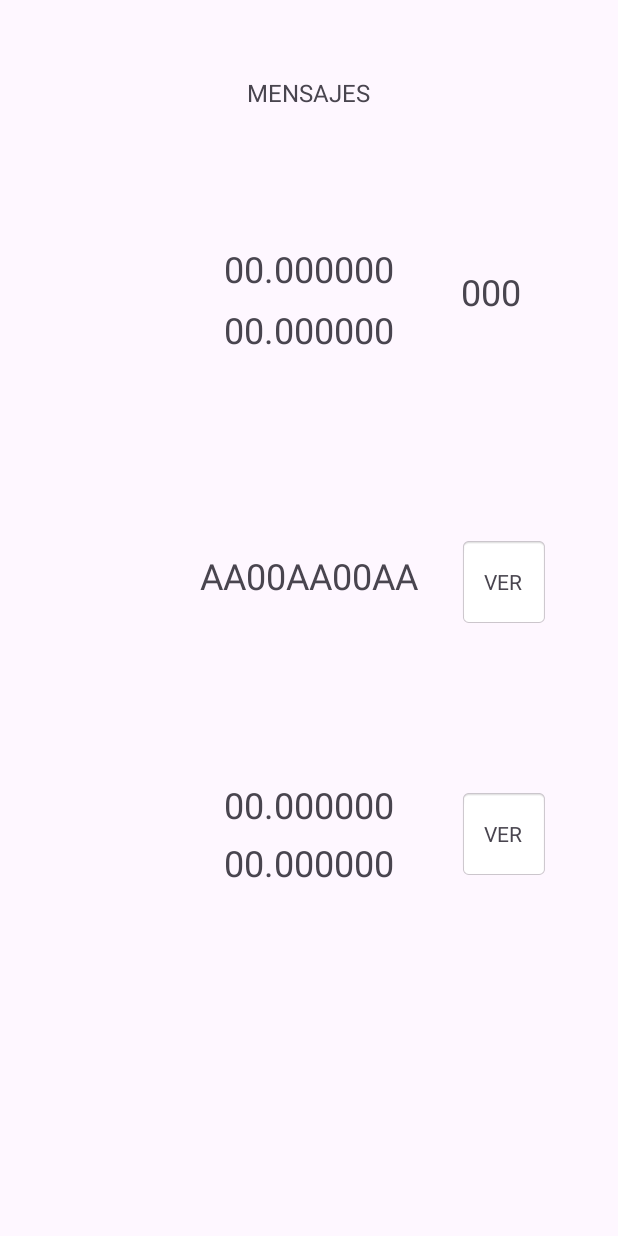
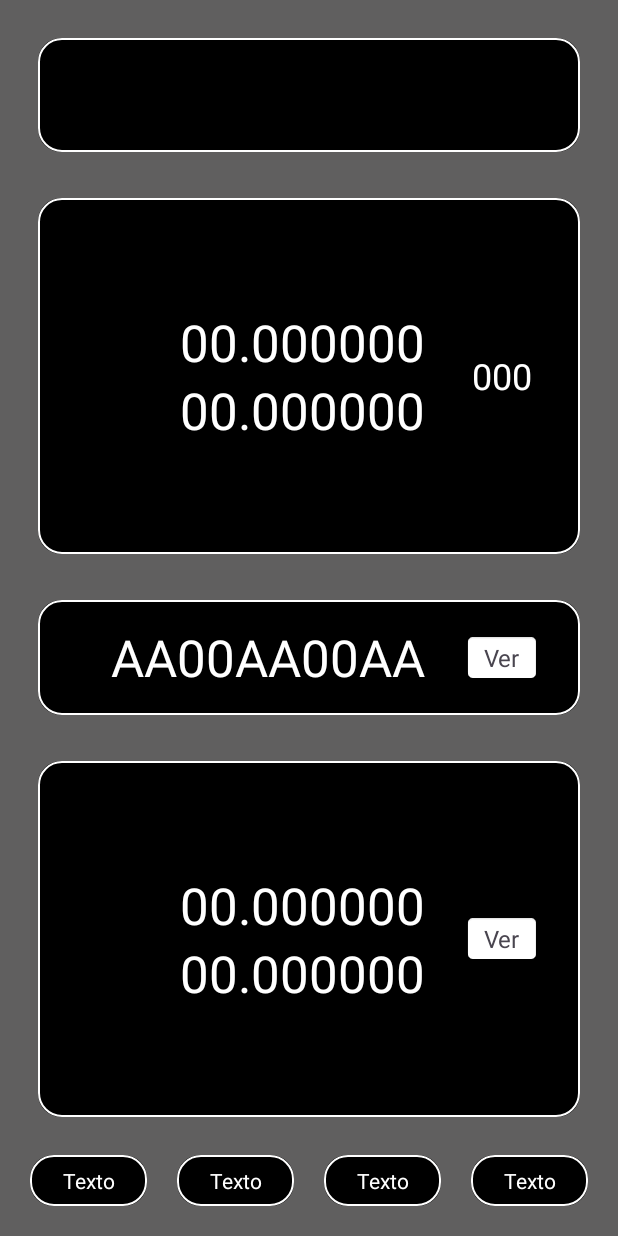
Before and after one commit to Jartonio/SOSGeoLocator, an Android app: the layout activity_main.xml on its own in the app's theme, with its tools: preview values and no code run, on a phone screen of 412 x 824 dp. Run offline under Robolectric (Android 15) with nearby library versions, the phone set to English and light mode, and no system bars.

Commit message:
21/09/2023-2 Con pantalla nueva

```diff
--- a/app/src/main/java/com/example/sosgeolocator/GPSManager.java
+++ b/app/src/main/java/com/example/sosgeolocator/GPSManager.java
@@ -44,10 +44,10 @@ public class GPSManager {
 
                 TextView tvMensajes = mainActivity.findViewById(R.id.tvMensajes);
                 TextView tvGridLocator = mainActivity.findViewById(R.id.tvGridLocator);
-                TextView tvLatitudGPS = mainActivity.findViewById((R.id.tvLatitudGPS));
+                TextView tvLatitudGPS = mainActivity.findViewById((R.id.tvLatitudGrid));
                 TextView tvLongitudGPS = mainActivity.findViewById((R.id.tvLongitudGPS));
                 TextView tvLatitudGRID = mainActivity.findViewById(R.id.tvLatitudGrid);
-                TextView tvLongitudGRID = mainActivity.findViewById(R.id.tvLongitudGrid);
+                TextView tvLongitudGRID = mainActivity.findViewById(R.id.tvLongitudGPS);
                 TextView tvVerMapaGrid = mainActivity.findViewById(R.id.tvVerMapaGrid);
                 TextView tvVerMapaCoordenadas = mainActivity.findViewById(R.id.tvVerMapaCordenadas);
                 TextView tvPrecision = mainActivity.findViewById(R.id.tvPrecision);
--- a/app/src/main/java/com/example/sosgeolocator/MainActivity.java
+++ b/app/src/main/java/com/example/sosgeolocator/MainActivity.java
@@ -6,6 +6,7 @@ import android.app.Activity;
 import android.content.ClipData;
 import android.content.ClipboardManager;
 import android.content.Context;
+import android.content.Intent;
 import android.content.pm.PackageManager;
 import android.os.Bundle;
 import android.os.CountDownTimer;
@@ -30,6 +31,8 @@ public class MainActivity extends AppCompatActivity {
         setContentView(R.layout.activity_main);
 
         miGPS = new MiGPS(this);
+        Log.d("pepe", "oncreate");
+
 
         //Creo un listener en el GridLocator para copirlo al portapapeles.
         TextView tvGripLocator = findViewById(R.id.tvGridLocator);
@@ -92,5 +95,14 @@ public class MainActivity extends AppCompatActivity {
         }
     }
 
+    /*
+    si activo esto no vuelve de ver los mapas de internet, pero lanza siempre el patrocinador
+
+    @Override
+    protected void onPause() {
+        super.onPause();
+        Log.d("pepe", "pausado");
+
+*/
 
 }
--- a/app/src/main/java/com/example/sosgeolocator/MiGPS.java
+++ b/app/src/main/java/com/example/sosgeolocator/MiGPS.java
@@ -61,8 +61,8 @@ public class MiGPS extends CalcularGrid implements LocationListener {
         TextView tvGridLocator = mainActivity.findViewById(R.id.tvGridLocator);
         TextView tvLatitudGPS = mainActivity.findViewById((R.id.tvLatitudGPS));
         TextView tvLongitudGPS = mainActivity.findViewById((R.id.tvLongitudGPS));
-        TextView tvLatitudGRID = mainActivity.findViewById(R.id.tvLatitudGrid);
-        TextView tvLongitudGRID = mainActivity.findViewById(R.id.tvLongitudGrid);
+        TextView tvLatitudGrid = mainActivity.findViewById(R.id.tvLatitudGrid);
+        TextView tvLongitudGrid = mainActivity.findViewById(R.id.tvLongitudGrid);
         TextView tvVerMapaGrid = mainActivity.findViewById(R.id.tvVerMapaGrid);
         TextView tvVerMapaCoordenadas = mainActivity.findViewById(R.id.tvVerMapaCordenadas);
         TextView tvPrecision = mainActivity.findViewById(R.id.tvPrecision);
@@ -104,16 +104,16 @@ public class MiGPS extends CalcularGrid implements LocationListener {
             latitudGrid = CalcularCoordenadasDesdeGrid.latitud(mGridLocator);
             longitudGrid = CalcularCoordenadasDesdeGrid.longitud(mGridLocator);
 
-            tvLatitudGRID.setText(String.format("%.6f", latitudGrid).replace(',', '.'));
-            tvLongitudGRID.setText(String.format("%.6f", longitudGrid).replace(',', '.'));
+            tvLatitudGrid.setText(String.format("%.6f", latitudGrid).replace(',', '.'));
+            tvLongitudGrid.setText(String.format("%.6f", longitudGrid).replace(',', '.'));
 
         } else {
             tvMensajes.setText(R.string.precision_mala);
             tvLatitudGPS.setText("00.000000");
             tvLongitudGPS.setText("00.000000");
             tvGridLocator.setText("AA00AA00AA");
-            tvLatitudGRID.setText("00.000000");
-            tvLongitudGRID.setText("00.000000");
+            tvLatitudGrid.setText("00.000000");
+            tvLongitudGrid.setText("00.000000");
             tvPrecision.setText("000");
         }
 
--- a/app/src/main/java/com/example/sosgeolocator/PatrocinadorActivity.java
+++ b/app/src/main/java/com/example/sosgeolocator/PatrocinadorActivity.java
@@ -13,10 +13,6 @@ public class PatrocinadorActivity extends AppCompatActivity {
     @Override
     protected void onCreate(@Nullable Bundle savedInstanceState) {
         super.onCreate(savedInstanceState);
-
-
-
-
         setContentView(R.layout.activity_patrocinador);
 
         new Handler().postDelayed(new Runnable() {
@@ -28,6 +24,8 @@ public class PatrocinadorActivity extends AppCompatActivity {
                 finish(); // Cierra la actividad actual para que no vuelva al presionar "Atrás"
                 Log.d("pepe", "run: ");
             }
-        }, 2000); // 2000 milisegundos = 5 segundos
+        }, 1000); // 2000 milisegundos = 5 segundos
+
     }
+
 }
--- /dev/null
+++ b/app/src/main/res/drawable/borde_blanco.xml
@@ -0,0 +1,6 @@
+<?xml version="1.0" encoding="utf-8"?>
+<shape xmlns:android="http://schemas.android.com/apk/res/android">
+    <stroke android:width="1dp" android:color="#FFFFFF"/>
+    <corners android:radius="15dp"/>
+
+</shape>
--- /dev/null
+++ b/app/src/main/res/drawable/esquinas_redondas.xml
@@ -0,0 +1,5 @@
+<?xml version="1.0" encoding="utf-8"?>
+<shape xmlns:android="http://schemas.android.com/apk/res/android">
+    <solid android:color="#000000"/>
+    <corners android:radius="15dp"/>
+</shape>
--- a/app/src/main/res/layout/activity_main.xml
+++ b/app/src/main/res/layout/activity_main.xml
@@ -1,128 +1,299 @@
 <?xml version="1.0" encoding="utf-8"?>
-<androidx.constraintlayout.widget.ConstraintLayout xmlns:android="http://schemas.android.com/apk/res/android"
+<LinearLayout xmlns:android="http://schemas.android.com/apk/res/android"
     xmlns:app="http://schemas.android.com/apk/res-auto"
     xmlns:tools="http://schemas.android.com/tools"
     android:layout_width="match_parent"
     android:layout_height="match_parent"
+    android:background="#605F5F"
+    android:orientation="vertical"
+    android:padding="10dp"
     tools:context=".MainActivity">
+
+    <LinearLayout
+        android:layout_width="match_parent"
+        android:layout_height="0dp"
+        android:layout_weight="2"
+
+        android:orientation="horizontal"
+        android:padding="15dp">
+
+
+        <LinearLayout
+            android:layout_width="match_parent"
+            android:layout_height="match_parent"
+            android:orientation="horizontal"
+            android:background="@drawable/esquinas_redondas"
+            android:foreground="@drawable/borde_blanco">
 
             <TextView
                 android:id="@+id/tvMensajes"
-        android:layout_width="wrap_content"
+                android:layout_width="match_parent"
+                android:layout_height="match_parent"
+                android:gravity="center"
+                android:textColor="@color/white" />
+        </LinearLayout>
+
+    </LinearLayout>
+
+    <LinearLayout
+        android:layout_width="match_parent"
+        android:layout_height="0dp"
+        android:layout_weight="5"
+
+        android:orientation="horizontal"
+        android:padding="15dp">
+
+        <LinearLayout
+            android:layout_width="match_parent"
+            android:layout_height="match_parent"
+            android:background="@drawable/esquinas_redondas"
+            android:foreground="@drawable/borde_blanco"
+            android:orientation="horizontal" >
+
+            <LinearLayout
+                android:layout_width="0dp"
+                android:layout_height="match_parent"
+                android:layout_weight="5"
+                android:gravity="center"
+                android:orientation="vertical">
+
+                <TextView
+                    android:id="@+id/tvLatitudGPS"
+                    android:layout_width="match_parent"
                     android:layout_height="wrap_content"
-        android:gravity="clip_horizontal|center"
-        android:text="MENSAJES"
-        android:textAlignment="center"
-        android:textSize="16sp"
-        app:layout_constraintBottom_toBottomOf="parent"
-        app:layout_constraintEnd_toEndOf="parent"
-        app:layout_constraintHorizontal_bias="0.498"
-        app:layout_constraintStart_toStartOf="parent"
-        app:layout_constraintTop_toTopOf="parent"
-        app:layout_constraintVertical_bias="0.063" />
+                    android:gravity="right|center_horizontal"
+                    android:text="00.000000"
+                    android:textColor="@color/white"
+                    android:textSize="34sp" />
+
+                <TextView
+                    android:id="@+id/tvLongitudGPS"
+                    android:layout_width="match_parent"
+                    android:layout_height="wrap_content"
+                    android:gravity="right|center_horizontal"
+                    android:text="00.000000"
+                    android:textColor="@color/white"
+                    android:textSize="34sp" />
+            </LinearLayout>
+
+            <LinearLayout
+                android:layout_width="0dp"
+                android:layout_height="match_parent"
+                android:layout_weight="2"
+                android:gravity="center"
+                android:orientation="horizontal">
+
+                <TextView
+                    android:id="@+id/tvPrecision"
+                    android:layout_width="match_parent"
+                    android:layout_height="wrap_content"
+                    android:layout_weight="0"
+                    android:gravity="center"
+                    android:text="000"
+                    android:textColor="@color/white"
+                    android:textSize="24sp" />
+            </LinearLayout>
+        </LinearLayout>
+
+    </LinearLayout>
+    <LinearLayout
+        android:layout_width="match_parent"
+        android:layout_height="0dp"
+        android:layout_weight="2"
+
+        android:orientation="horizontal"
+        android:padding="15dp">
+
+
+        <LinearLayout
+            android:layout_width="match_parent"
+            android:layout_height="match_parent"
+            android:orientation="horizontal"
+            android:background="@drawable/esquinas_redondas"
+            android:foreground="@drawable/borde_blanco">
+
+            <LinearLayout
+                android:layout_width="0dp"
+                android:layout_height="match_parent"
+                android:layout_weight="5"
+                android:gravity="center"
+                android:orientation="vertical">
 
                 <TextView
                     android:id="@+id/tvGridLocator"
+                    android:layout_width="match_parent"
+                    android:layout_height="wrap_content"
+                    android:gravity="right|center_horizontal"
+                    android:text="AA00AA00AA"
+                    android:textColor="@color/white"
+                    android:textSize="34sp" />
+            </LinearLayout>
+
+            <LinearLayout
+                android:layout_width="0dp"
+                android:layout_height="match_parent"
+                android:layout_weight="2"
+                android:gravity="center"
+                android:orientation="horizontal">
+
+                <TextView
+                    android:id="@+id/tvVerMapaGrid"
                     android:layout_width="wrap_content"
                     android:layout_height="wrap_content"
-        android:text="AA00AA00AA"
-        android:textAlignment="center"
-        android:textSize="24sp"
-        app:layout_constraintBottom_toBottomOf="parent"
-        app:layout_constraintEnd_toEndOf="parent"
-        app:layout_constraintStart_toStartOf="parent"
-        app:layout_constraintTop_toBottomOf="@+id/tvMensajes"
-        app:layout_constraintVertical_bias="0.41" />
+                    android:layout_weight="0"
+                    android:background="@android:drawable/editbox_background"
+                    android:gravity="center"
+                    android:text="Ver"
+                    android:textSize="16sp" />
+            </LinearLayout>
 
-    <TextView
-        android:id="@+id/tvLatitudGPS"
-        android:layout_width="wrap_content"
-        android:layout_height="wrap_content"
-        android:text="00.000000"
-        android:textSize="24sp"
-        app:layout_constraintBottom_toTopOf="@+id/tvGridLocator"
-        app:layout_constraintEnd_toEndOf="parent"
-        app:layout_constraintStart_toStartOf="parent"
-        app:layout_constraintTop_toBottomOf="@+id/tvMensajes"
-        app:layout_constraintVertical_bias="0.344" />
+        </LinearLayout>
 
-    <TextView
-        android:id="@+id/tvLongitudGPS"
-        android:layout_width="wrap_content"
-        android:layout_height="wrap_content"
-        android:text="00.000000"
-        android:textSize="24sp"
-        app:layout_constraintBottom_toTopOf="@+id/tvGridLocator"
-        app:layout_constraintEnd_toEndOf="parent"
-        app:layout_constraintStart_toStartOf="parent"
-        app:layout_constraintTop_toBottomOf="@+id/tvLatitudGPS"
-        app:layout_constraintVertical_bias="0.059" />
+    </LinearLayout>
+    <LinearLayout
+        android:layout_width="match_parent"
+        android:layout_height="0dp"
+        android:layout_weight="5"
+
+        android:orientation="horizontal"
+        android:padding="15dp">
+
+        <LinearLayout
+            android:layout_width="match_parent"
+            android:layout_height="match_parent"
+            android:orientation="horizontal"
+            android:background="@drawable/esquinas_redondas"
+            android:foreground="@drawable/borde_blanco">
+
+            <LinearLayout
+                android:layout_width="0dp"
+                android:layout_height="match_parent"
+                android:layout_weight="5"
+                android:gravity="center"
+                android:orientation="vertical">
 
                 <TextView
                     android:id="@+id/tvLatitudGrid"
-        android:layout_width="wrap_content"
+                    android:layout_width="match_parent"
                     android:layout_height="wrap_content"
-        android:layout_marginTop="32dp"
+                    android:gravity="right|center_horizontal"
                     android:text="00.000000"
-        android:textSize="24sp"
-        app:layout_constraintBottom_toBottomOf="parent"
-        app:layout_constraintEnd_toEndOf="parent"
-        app:layout_constraintStart_toStartOf="parent"
-        app:layout_constraintTop_toBottomOf="@+id/tvGridLocator"
-        app:layout_constraintVertical_bias="0.245" />
+                    android:textColor="@color/white"
+                    android:textSize="34sp" />
 
                 <TextView
                     android:id="@+id/tvLongitudGrid"
-        android:layout_width="wrap_content"
+                    android:layout_width="match_parent"
                     android:layout_height="wrap_content"
+                    android:gravity="right|center_horizontal"
                     android:text="00.000000"
-        android:textSize="24sp"
-        app:layout_constraintBottom_toBottomOf="parent"
-        app:layout_constraintEnd_toEndOf="parent"
-        app:layout_constraintStart_toStartOf="parent"
-        app:layout_constraintTop_toBottomOf="@+id/tvLatitudGrid"
-        app:layout_constraintVertical_bias="0.024" />
+                    android:textColor="@color/white"
+                    android:textSize="34sp" />
+            </LinearLayout>
+
+            <LinearLayout
+                android:layout_width="0dp"
+                android:layout_height="match_parent"
+                android:layout_weight="2"
+                android:gravity="center"
+                android:orientation="horizontal">
 
                 <TextView
                     android:id="@+id/tvVerMapaCordenadas"
-        android:layout_width="60dp"
-        android:layout_height="60dp"
+                    android:layout_width="wrap_content"
+                    android:layout_height="wrap_content"
+                    android:layout_weight="0"
                     android:background="@android:drawable/editbox_background"
                     android:gravity="center"
-        android:text="VER"
-        android:textAlignment="inherit"
-        app:layout_constraintBottom_toBottomOf="@+id/tvLongitudGrid"
-        app:layout_constraintEnd_toEndOf="@+id/tvVerMapaGrid"
-        app:layout_constraintHorizontal_bias="1.0"
-        app:layout_constraintStart_toEndOf="@+id/tvLatitudGrid"
-        app:layout_constraintTop_toTopOf="@+id/tvLatitudGrid"
-        app:layout_constraintVertical_bias="0.545" />
+                    android:text="Ver"
+                    android:textSize="16sp" />
+            </LinearLayout>
+        </LinearLayout>
+
+    </LinearLayout>
+
+
+    <LinearLayout
+        android:layout_width="match_parent"
+        android:layout_height="0dp"
+        android:layout_weight="1"
+        android:baselineAligned="false"
+        android:orientation="horizontal">
+
+        <LinearLayout
+            android:layout_width="0dp"
+            android:layout_height="match_parent"
+            android:layout_weight="1"
+            android:orientation="horizontal"
+            android:padding="10dp">
 
             <TextView
-        android:id="@+id/tvVerMapaGrid"
-        android:layout_width="60dp"
-        android:layout_height="60dp"
-        android:layout_marginEnd="16dp"
-        android:background="@android:drawable/editbox_background"
+                android:id="@+id/textView1"
+                android:layout_width="match_parent"
+                android:layout_height="match_parent"
+                android:background="@drawable/esquinas_redondas"
+                android:foreground="@drawable/borde_blanco"
                 android:gravity="center"
-        android:text="VER"
-        app:layout_constraintBottom_toBottomOf="@+id/tvGridLocator"
-        app:layout_constraintEnd_toEndOf="parent"
-        app:layout_constraintHorizontal_bias="0.482"
-        app:layout_constraintStart_toEndOf="@+id/tvGridLocator"
-        app:layout_constraintTop_toTopOf="@+id/tvGridLocator"
-        app:layout_constraintVertical_bias="0.357" />
+                android:text="Texto"
+                android:textColor="@color/white" />
+        </LinearLayout>
+
+        <LinearLayout
+            android:layout_width="0dp"
+            android:layout_height="match_parent"
+            android:layout_weight="1"
+            android:orientation="horizontal"
+            android:padding="10dp">
 
             <TextView
-        android:id="@+id/tvPrecision"
-        android:layout_width="wrap_content"
-        android:layout_height="wrap_content"
-        android:text="000"
-        android:textSize="24sp"
-        app:layout_constraintBottom_toBottomOf="@+id/tvLongitudGPS"
-        app:layout_constraintEnd_toEndOf="parent"
-        app:layout_constraintHorizontal_bias="0.407"
-        app:layout_constraintStart_toEndOf="@+id/tvLongitudGPS"
-        app:layout_constraintTop_toTopOf="@+id/tvLatitudGPS"
-        app:layout_constraintVertical_bias="0.372" />
-</androidx.constraintlayout.widget.ConstraintLayout>
+                android:id="@+id/textView2"
+                android:layout_width="match_parent"
+                android:layout_height="match_parent"
+                android:background="@drawable/esquinas_redondas"
+                android:foreground="@drawable/borde_blanco"
+                android:gravity="center"
+                android:text="Texto"
+                android:textColor="@color/white" />
+
+        </LinearLayout>
+
+        <LinearLayout
+            android:layout_width="0dp"
+            android:layout_height="match_parent"
+            android:layout_weight="1"
+            android:orientation="horizontal"
+            android:padding="10dp">
+
+            <TextView
+                android:id="@+id/textView3"
+                android:layout_width="match_parent"
+                android:layout_height="match_parent"
+                android:background="@drawable/esquinas_redondas"
+                android:foreground="@drawable/borde_blanco"
+                android:gravity="center"
+                android:text="Texto"
+                android:textColor="@color/white" />
+
+        </LinearLayout>
+
+        <LinearLayout
+            android:layout_width="0dp"
+            android:layout_height="match_parent"
+            android:layout_weight="1"
+            android:orientation="horizontal"
+            android:padding="10dp">
+
+            <TextView
+                android:id="@+id/textView4"
+                android:layout_width="match_parent"
+                android:layout_height="match_parent"
+                android:background="@drawable/esquinas_redondas"
+                android:foreground="@drawable/borde_blanco"
+                android:gravity="center"
+                android:text="Texto"
+                android:textColor="@color/white" />
+
+        </LinearLayout>
+    </LinearLayout>
+
+</LinearLayout>
```
Lines whose indentation alone changed are shown as unchanged.
